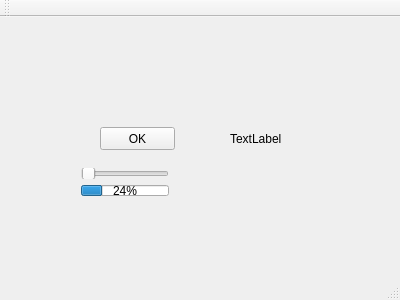
The window that Test190125/mainwindow.ui (hamin7/Qt_Programming) describes before a commit, drawn with Qt 5.
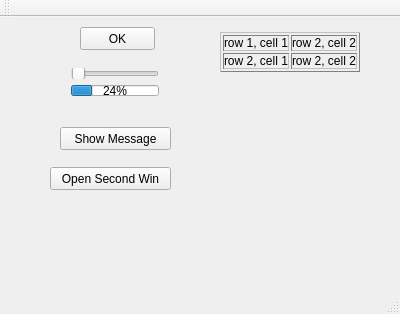
The same window after the commit.

What changed in the file:
```diff
--- a/Test190125/mainwindow.ui
+++ b/Test190125/mainwindow.ui
@@ -7,7 +7,7 @@
     <x>0</x>
     <y>0</y>
     <width>400</width>
-    <height>300</height>
+    <height>314</height>
    </rect>
   </property>
   <property name="windowTitle">
@@ -17,8 +17,8 @@
    <widget class="QPushButton" name="pushButton">
     <property name="geometry">
      <rect>
-      <x>100</x>
-      <y>110</y>
+      <x>80</x>
+      <y>10</y>
       <width>75</width>
       <height>23</height>
      </rect>
@@ -30,21 +30,32 @@
    <widget class="QLabel" name="label">
     <property name="geometry">
      <rect>
-      <x>230</x>
-      <y>111</y>
-      <width>71</width>
-      <height>21</height>
+      <x>220</x>
+      <y>10</y>
+      <width>171</width>
+      <height>51</height>
      </rect>
     </property>
     <property name="text">
-     <string>TextLabel</string>
+     <string>&lt;html&gt;
+&lt;table border = &quot;1&quot;&gt;
+&lt;tr&gt;
+  &lt;td&gt;row 1, cell 1&lt;/td&gt;
+  &lt;td&gt;row 2, cell 2&lt;/td&gt;
+&lt;/tr&gt;
+&lt;tr&gt;
+  &lt;td&gt;row 2, cell 1&lt;/td&gt;
+  &lt;td&gt;row 2, cell 2&lt;/td&gt;
+&lt;/tr&gt;    
+&lt;/table&gt;
+&lt;/html&gt;</string>
     </property>
    </widget>
-   <widget class="QWidget" name="">
+   <widget class="QWidget" name="layoutWidget">
     <property name="geometry">
      <rect>
-      <x>70</x>
-      <y>140</y>
+      <x>60</x>
+      <y>40</y>
       <width>110</width>
       <height>50</height>
      </rect>
@@ -66,6 +77,32 @@
      </item>
     </layout>
    </widget>
+   <widget class="QPushButton" name="pushButton_2">
+    <property name="geometry">
+     <rect>
+      <x>60</x>
+      <y>110</y>
+      <width>111</width>
+      <height>23</height>
+     </rect>
+    </property>
+    <property name="text">
+     <string>Show Message</string>
+    </property>
+   </widget>
+   <widget class="QPushButton" name="pushButton_3">
+    <property name="geometry">
+     <rect>
+      <x>50</x>
+      <y>150</y>
+      <width>121</width>
+      <height>23</height>
+     </rect>
+    </property>
+    <property name="text">
+     <string>Open Second Win</string>
+    </property>
+   </widget>
   </widget>
   <widget class="QMenuBar" name="menuBar">
    <property name="geometry">
```
